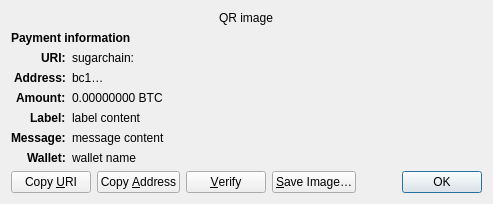
The window that src/qt/forms/receiverequestdialog.ui (Sugarchain-CI/sugarchain-en) describes before a commit, drawn with Qt 5.
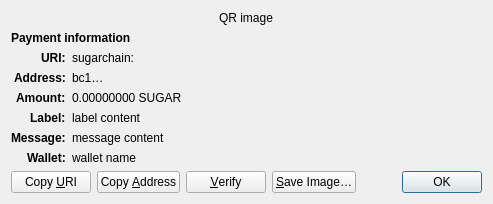
The same window after the commit. Custom widgets are drawn as their Qt base class.

Commit message: qt: Display monetary amounts in SUGAR

What changed in the file:
```diff
--- a/src/qt/forms/receiverequestdialog.ui
+++ b/src/qt/forms/receiverequestdialog.ui
@@ -126,7 +126,7 @@
    <item row="4" column="1" alignment="Qt::AlignTop">
     <widget class="QLabel" name="amount_content">
      <property name="text">
-      <string notr="true">0.00000000 BTC</string>
+      <string notr="true">0.00000000 SUGAR</string>
      </property>
      <property name="textFormat">
       <enum>Qt::PlainText</enum>
```
The commit also changes 14 other files.
